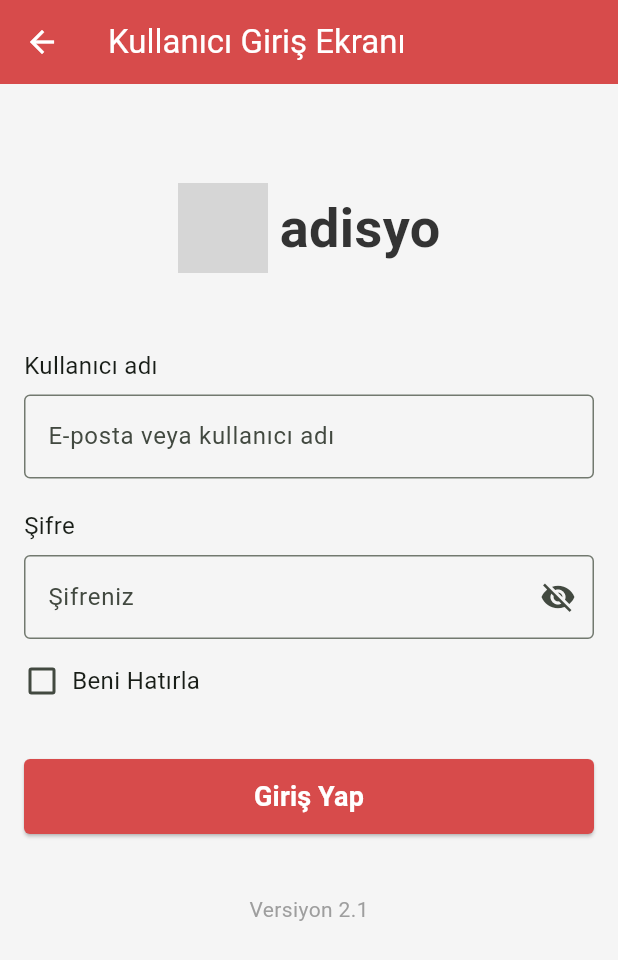
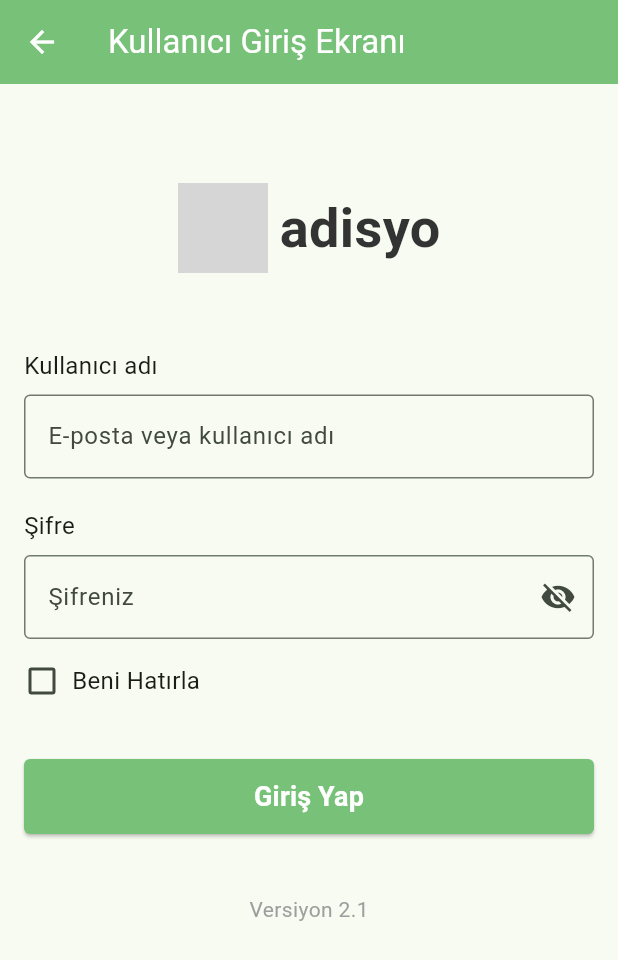
Before and after one commit to gorkemoa/pos701, a Flutter app: the screen it shows after launch, on a phone screen of 412 x 824 dp. Shown: the top 960 px of the screen. Run offline on Flutter 3.47's test engine with Material 3 defaults, Android fonts, the light colour scheme and no system bars; our stand-ins replace dio, flutter_secure_storage, shared_preferences; grey boxes are pictures that could not be loaded.

Commit message:
API URL güncellendi, temel kimlik doğrulama bilgileri eklendi ve uygulama genelinde renkler AppConstants üzerinden yönetilmeye başlandı. Ayrıca, Xcode proje dosyalarına Pod'lar eklendi.

```diff
--- a/lib/constants/app_constants.dart
+++ b/lib/constants/app_constants.dart
@@ -1,7 +1,7 @@
 class AppConstants {
   static const String appName = 'POS701';
   static const String appVersion = '2.1';
-  static const String baseUrl = 'http://192.168.1.1/'; // API base URL bilginizi güncelleyin
+  static const String baseUrl = 'https://api.pos701.com/'; // API base URL bilginizi güncelleyin
 
   // API Endpoints
   static const String loginEndpoint = 'service/auth/login';
@@ -13,5 +13,9 @@ class AppConstants {
   static const String rememberMeKey = 'rememberMe';
 
   // Colors
-  static const int primaryColorValue = 0xFFD74B4B;
+  static const int primaryColorValue = 0xFF77c178;
+
+  // Basic Auth
+  static const String basicAuthUsername = 'Tr1VAhW2ICWHPN2nlvp7K5ytGoyOJM';
+  static const String basicAuthPassword = 'vRP4rT7APmjSmkI17I1EVpPH57Edl0';
 }
--- a/lib/main.dart
+++ b/lib/main.dart
@@ -4,6 +4,7 @@ import 'package:pos701/views/login_view.dart';
 import 'package:pos701/services/api_service.dart';
 import 'package:pos701/services/auth_service.dart';
 import 'package:pos701/viewmodels/login_viewmodel.dart';
+import 'package:pos701/constants/app_constants.dart';
 
 void main() {
   runApp(const MyApp());
@@ -28,19 +29,13 @@ class MyApp extends StatelessWidget {
         ),
       ],
       child: MaterialApp(
-        title: 'POS701',
+        title: AppConstants.appName,
         debugShowCheckedModeBanner: false,
         theme: ThemeData(
-          primaryColor: const Color(0xFF77c178),
-          scaffoldBackgroundColor: const Color(0xFFf5f5f5),
-          textTheme: const TextTheme(
-            bodyLarge: TextStyle(color: Color(0xFF333333)),
-          ),
+          primaryColor: Color(AppConstants.primaryColorValue),
           colorScheme: ColorScheme.fromSeed(
-            seedColor: const Color(0xFF77c178),
-            primary: const Color(0xFF77c178),
-            secondary: const Color.fromARGB(255, 255, 255, 255),
-            tertiary: const Color.fromARGB(255, 0, 0, 0),
+            seedColor: Color(AppConstants.primaryColorValue),
+            primary: Color(AppConstants.primaryColorValue),
           ),
         ),
         home: const LoginView(),
--- a/lib/services/api_service.dart
+++ b/lib/services/api_service.dart
@@ -14,6 +14,7 @@ class ApiService {
     _dio.options.headers = {
       'Content-Type': 'application/json',
       'Accept': 'application/json',
+      'Authorization': _getBasicAuthHeader(),
     };
 
     _dio.interceptors.add(
@@ -22,11 +23,19 @@ class ApiService {
           final token = await _storage.read(key: AppConstants.tokenKey);
           if (token != null) {
             options.headers['Authorization'] = 'Bearer $token';
+          } else {
+            options.headers['Authorization'] = _getBasicAuthHeader();
           }
           return handler.next(options);
         },
       ),
     );
+  }
+
+  String _getBasicAuthHeader() {
+    final credentials = '${AppConstants.basicAuthUsername}:${AppConstants.basicAuthPassword}';
+    final encodedCredentials = base64Encode(utf8.encode(credentials));
+    return 'Basic $encodedCredentials';
   }
 
   Future<Response> get(String path, {Map<String, dynamic>? queryParams}) async {
--- a/lib/views/login_view.dart
+++ b/lib/views/login_view.dart
@@ -1,6 +1,7 @@
 import 'package:flutter/material.dart';
 import 'package:provider/provider.dart';
 import 'package:pos701/viewmodels/login_viewmodel.dart';
+import 'package:pos701/constants/app_constants.dart';
 
 class LoginView extends StatefulWidget {
   const LoginView({Key? key}) : super(key: key);
@@ -38,7 +39,7 @@ class _LoginViewState extends State<LoginView> {
           'Kullanıcı Giriş Ekranı',
           style: TextStyle(color: Colors.white),
         ),
-        backgroundColor: const Color(0xFFD74B4B),
+        backgroundColor: Color(AppConstants.primaryColorValue),
         leading: IconButton(
           icon: const Icon(Icons.arrow_back, color: Colors.white),
           onPressed: () {},
@@ -142,7 +143,7 @@ class _LoginViewState extends State<LoginView> {
                             onChanged: (value) {
                               viewModel.setRememberMe(value ?? false);
                             },
-                            activeColor: const Color(0xFFD74B4B),
+                            activeColor: Color(AppConstants.primaryColorValue),
                           ),
                         ),
                         const SizedBox(width: 8),
@@ -190,7 +191,7 @@ class _LoginViewState extends State<LoginView> {
                                 }
                               },
                         style: ElevatedButton.styleFrom(
-                          backgroundColor: const Color(0xFFD74B4B),
+                          backgroundColor: Color(AppConstants.primaryColorValue),
                           foregroundColor: Colors.white,
                           shape: RoundedRectangleBorder(
                             borderRadius: BorderRadius.circular(4),
@@ -209,12 +210,12 @@ class _LoginViewState extends State<LoginView> {
                               ),
                       ),
                     ),
-                    const Padding(
-                      padding: EdgeInsets.only(top: 40),
+                    Padding(
+                      padding: const EdgeInsets.only(top: 40),
                       child: Center(
                         child: Text(
-                          'Versiyon 2.1',
-                          style: TextStyle(
+                          'Versiyon ${AppConstants.appVersion}',
+                          style: const TextStyle(
                             color: Colors.grey,
                             fontSize: 14,
                           ),
```
Also changed, not shown: 3 other files.
